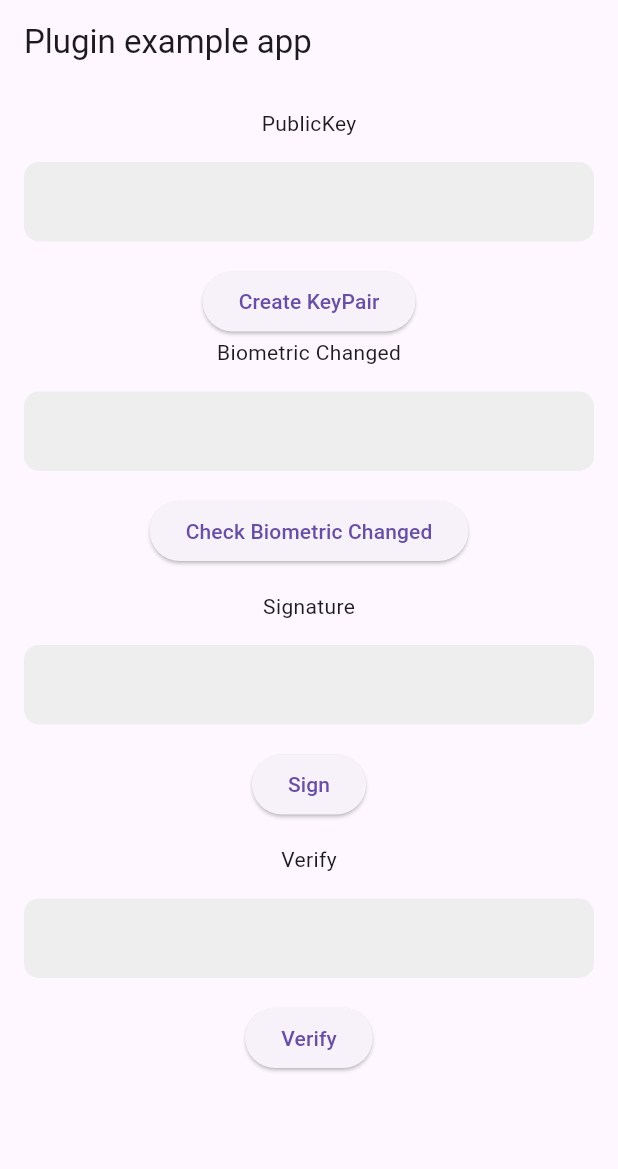
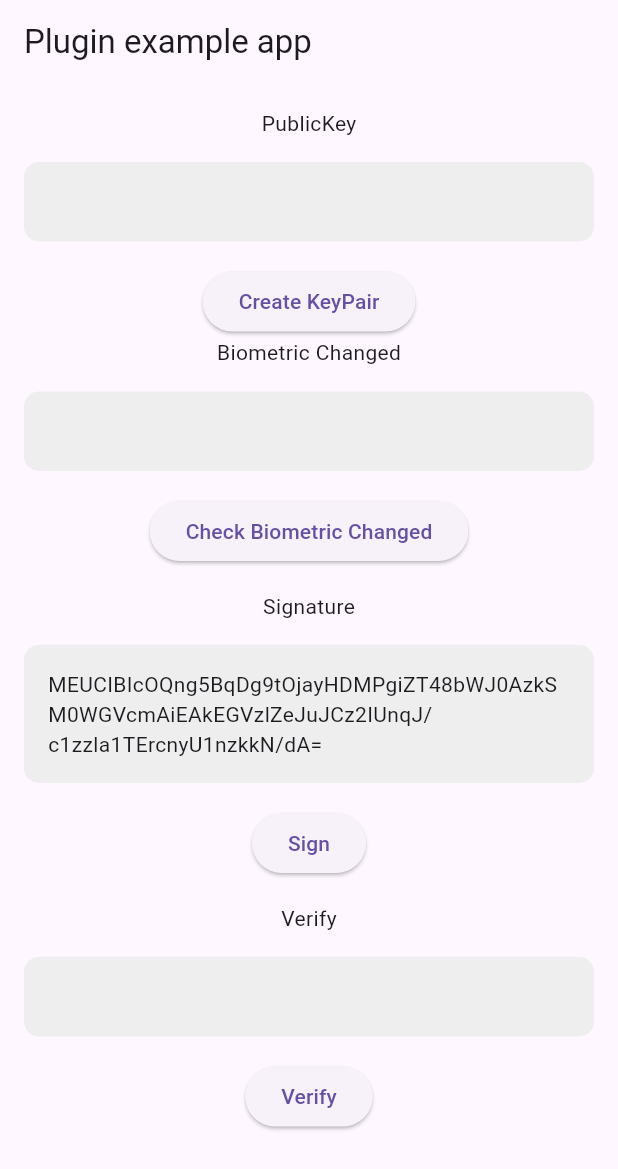
Before and after one commit to prongbang/local_auth_signature, a Flutter app: the screen it shows after launch, on a phone screen of 412 x 824 dp. Shown: the top 1169 px of the screen. Run offline on Flutter 3.47's test engine with Material 3 defaults, Android fonts, the phone set to English and light mode, and no system bars.

```diff
--- a/example/lib/main.dart
+++ b/example/lib/main.dart
@@ -19,7 +19,7 @@ class _MyAppState extends State<MyApp> {
   final _key = 'com.prongbang.test.key';
   final _payload = 'Hello';
   String? _publicKey = '';
-  String? _signature = '';
+  String? _signature = 'MEUCIBIcOQng5BqDg9tOjayHDMPgiZT48bWJ0AzkSM0WGVcmAiEAkEGVzlZeJuJCz2IUnqJ/c1zzla1TErcnyU1nzkkN/dA=';
   String? _verified = '';
   String? _status = '';
 
--- a/pubspec.yaml
+++ b/pubspec.yaml
@@ -1,6 +1,6 @@
 name: local_auth_signature
 description: Generate key pair and signing (NIST P-256 EC key pair using ECDSA) using Local Authentication for Android and iOS.
-version: 1.0.10
+version: 1.0.11
 homepage: https://github.com/prongbang/local_auth_signature
 
 environment:
```
Also changed, not shown: 3 other files.
